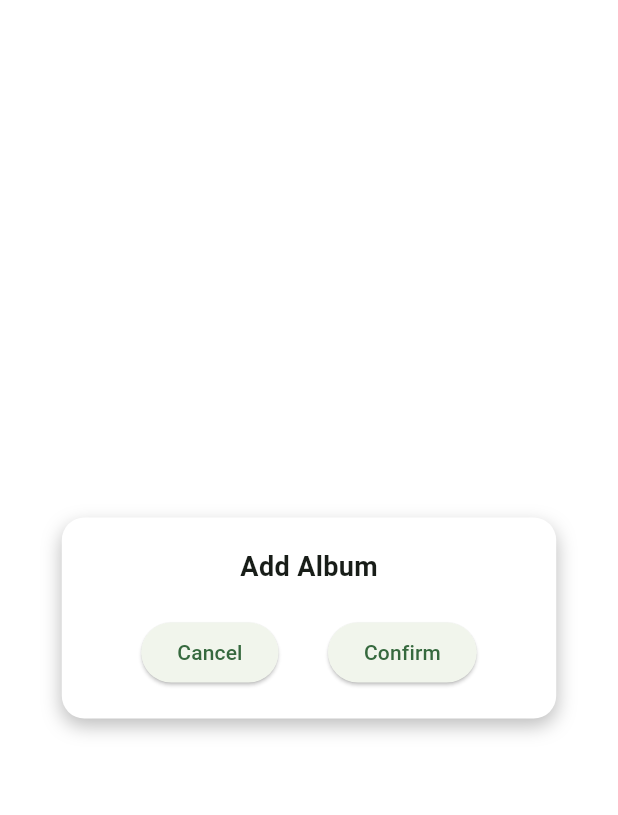
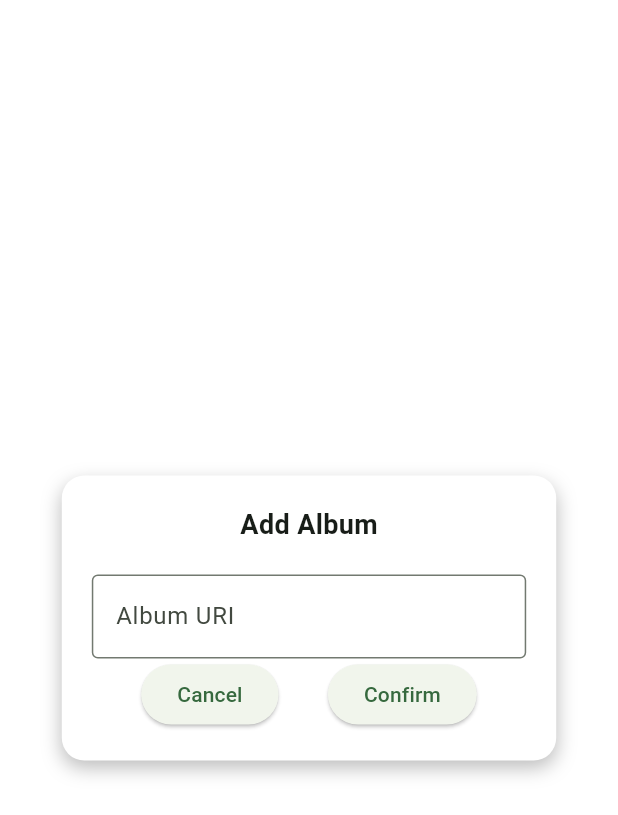
Before and after one commit to vichsort/escutas, a Flutter app: the AddAlbumPopup screen opened directly, on a phone screen of 412 x 824 dp. Shown: the top 815 px of the screen. Run offline on Flutter 3.47's test engine with Material 3 defaults, Android fonts, the phone set to English and light mode, and no system bars.

Commit message:
working textfield request

```diff
--- a/lib/components/add_album.dart
+++ b/lib/components/add_album.dart
@@ -1,4 +1,5 @@
 import 'package:flutter/material.dart';
+import '../logic/request.dart';
 
 class AddAlbumPopup extends StatefulWidget {
   const AddAlbumPopup({super.key});
@@ -8,6 +9,14 @@ class AddAlbumPopup extends StatefulWidget {
 }
 
 class _AddAlbumPopupState extends State<AddAlbumPopup> {
+  final TextEditingController _albumUriController = TextEditingController();
+
+  @override
+  void dispose() {
+    _albumUriController.dispose();
+    super.dispose();
+  }
+
   @override
   Widget build(BuildContext context) {
     return Scaffold(
@@ -35,6 +44,13 @@ class _AddAlbumPopupState extends State<AddAlbumPopup> {
                 style: TextStyle(fontSize: 18, fontWeight: FontWeight.bold),
               ),
               SizedBox(height: 20),
+              TextField(
+                controller: _albumUriController,
+                decoration: InputDecoration(
+                  labelText: 'Album URI',
+                  border: OutlineInputBorder(),
+                ),
+              ),
               Row(
                 mainAxisAlignment: MainAxisAlignment.spaceEvenly,
                 children: [
@@ -47,6 +63,7 @@ class _AddAlbumPopupState extends State<AddAlbumPopup> {
                   ElevatedButton(
                     onPressed: () {
                       // Confirm button logic
+                      handleRequest(_albumUriController.text);
                       Navigator.of(context).pop();
                     },
                     child: Text('Confirm'),
--- a/lib/logic/request.dart
+++ b/lib/logic/request.dart
@@ -1,10 +1,10 @@
 import 'token.dart';
 import 'get_album.dart';
 
-Future<Map<String, dynamic>> handleRequest() async {
+Future<Map<String, dynamic>> handleRequest(String uri) async {
   String token = await getToken();
 
-  String id = dismantleUri("spotify:album:79ONNoS4M9tfIA1mYLBYVX");
+  String id = dismantleUri(uri);
   Map<String, dynamic> albumInfo = await getAlbum(token);
 
   return {'id': id, 'albumInfo': albumInfo};
--- a/lib/main.dart
+++ b/lib/main.dart
@@ -13,7 +13,7 @@ class MyApp extends StatelessWidget {
       title: 'Escutas',
       theme: ThemeData(
         colorScheme: ColorScheme.fromSeed(
-          seedColor: const Color.fromRGBO(30, 215, 96, 1),
+          seedColor: const Color.fromRGBO(30, 215, 96, 0),
         ),
       ),
       home: const HomePage(),
```
